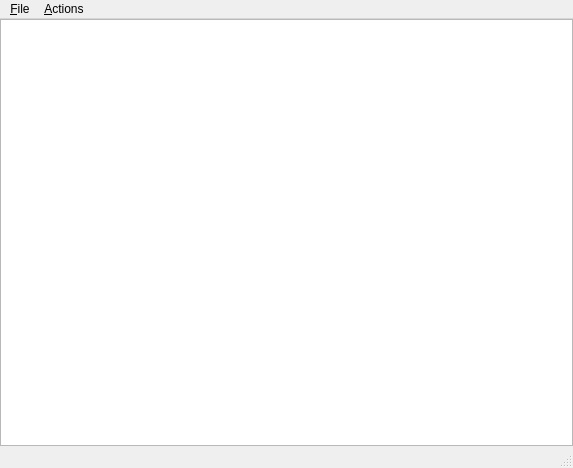
This is mainwindow.ui in pjeansonqc/QtTestDelegate as Qt 5 draws it before an edit. The edited form follows.
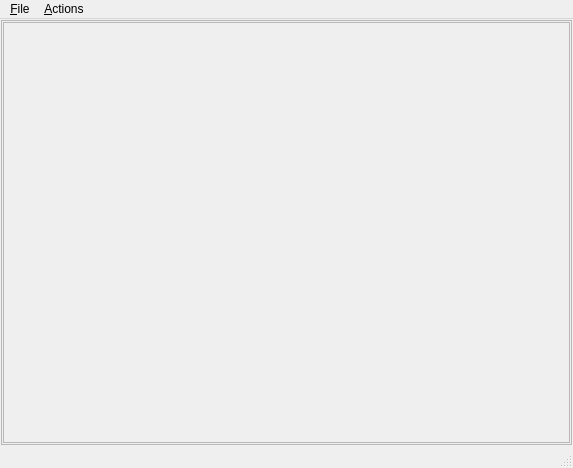
This is the edited form.

Commit message: Added class ChoiceModel

Patch:
```diff
--- a/mainwindow.ui
+++ b/mainwindow.ui
@@ -12,31 +12,65 @@
   <property name="windowTitle" >
    <string>Editable Tree Model</string>
   </property>
-  <widget class="QWidget" name="centralwidget" >
-   <layout class="QVBoxLayout" >
-    <property name="margin" >
-     <number>0</number>
+  <widget class="QWidget" name="centralwidget">
+   <layout class="QVBoxLayout" name="verticalLayout" stretch="0">
+    <property name="spacing">
+     <number>1</number>
     </property>
-    <property name="spacing" >
-     <number>0</number>
+    <property name="leftMargin">
+     <number>1</number>
+    </property>
+    <property name="topMargin">
+     <number>1</number>
+    </property>
+    <property name="rightMargin">
+     <number>1</number>
+    </property>
+    <property name="bottomMargin">
+     <number>1</number>
     </property>
     <item>
-     <widget class="QTreeView" name="treeView" >
-      <property name="alternatingRowColors" >
-       <bool>true</bool>
+     <widget class="QFrame" name="frame">
+      <property name="frameShape">
+       <enum>QFrame::StyledPanel</enum>
       </property>
-      <property name="selectionBehavior" >
-       <enum>QAbstractItemView::SelectItems</enum>
+      <property name="frameShadow">
+       <enum>QFrame::Raised</enum>
       </property>
-      <property name="horizontalScrollMode" >
-       <enum>QAbstractItemView::ScrollPerPixel</enum>
-      </property>
-      <property name="animated" >
-       <bool>false</bool>
-      </property>
-      <property name="allColumnsShowFocus" >
-       <bool>true</bool>
-      </property>
+      <layout class="QVBoxLayout" name="verticalLayout_2">
+       <property name="spacing">
+        <number>1</number>
+       </property>
+       <property name="leftMargin">
+        <number>1</number>
+       </property>
+       <property name="topMargin">
+        <number>1</number>
+       </property>
+       <property name="rightMargin">
+        <number>1</number>
+       </property>
+       <property name="bottomMargin">
+        <number>1</number>
+       </property>
+       <item>
+        <widget class="QScrollArea" name="scrollArea">
+         <property name="widgetResizable">
+          <bool>true</bool>
+         </property>
+         <widget class="QWidget" name="scrollAreaWidgetContents">
+          <property name="geometry">
+           <rect>
+            <x>0</x>
+            <y>0</y>
+            <width>565</width>
+            <height>418</height>
+           </rect>
+          </property>
+         </widget>
+        </widget>
+       </item>
+      </layout>
      </widget>
     </item>
    </layout>
```
Left out of the diff: 85 changed lines with no effect on the pictures. The commit also changes 19 other files.
